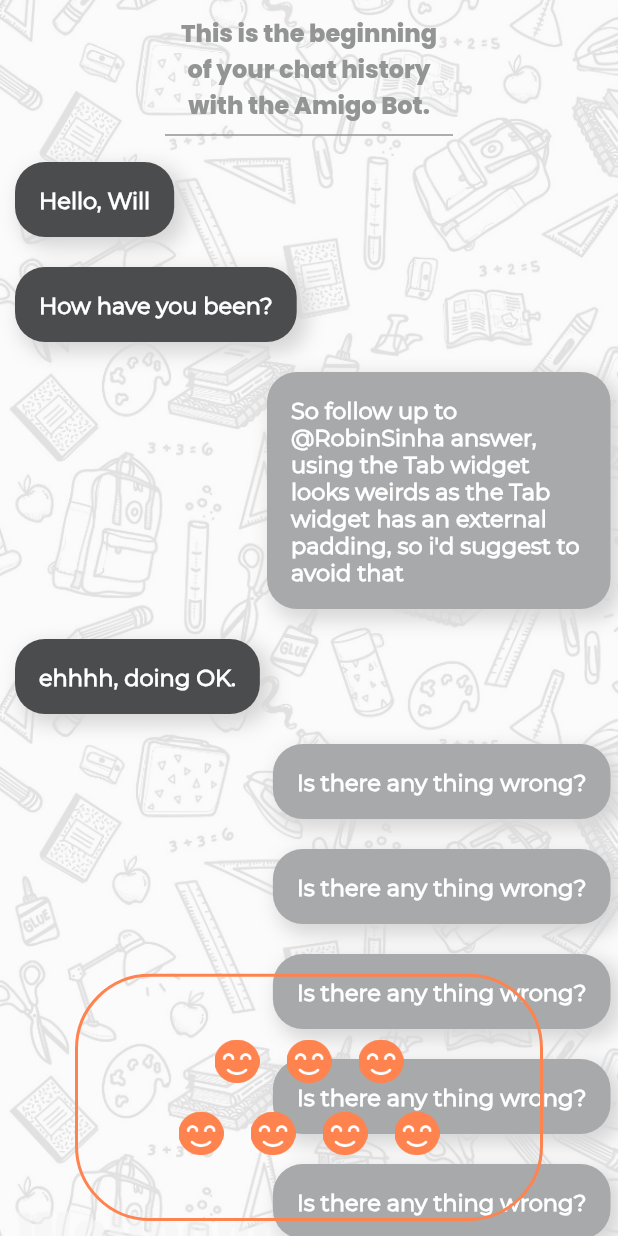
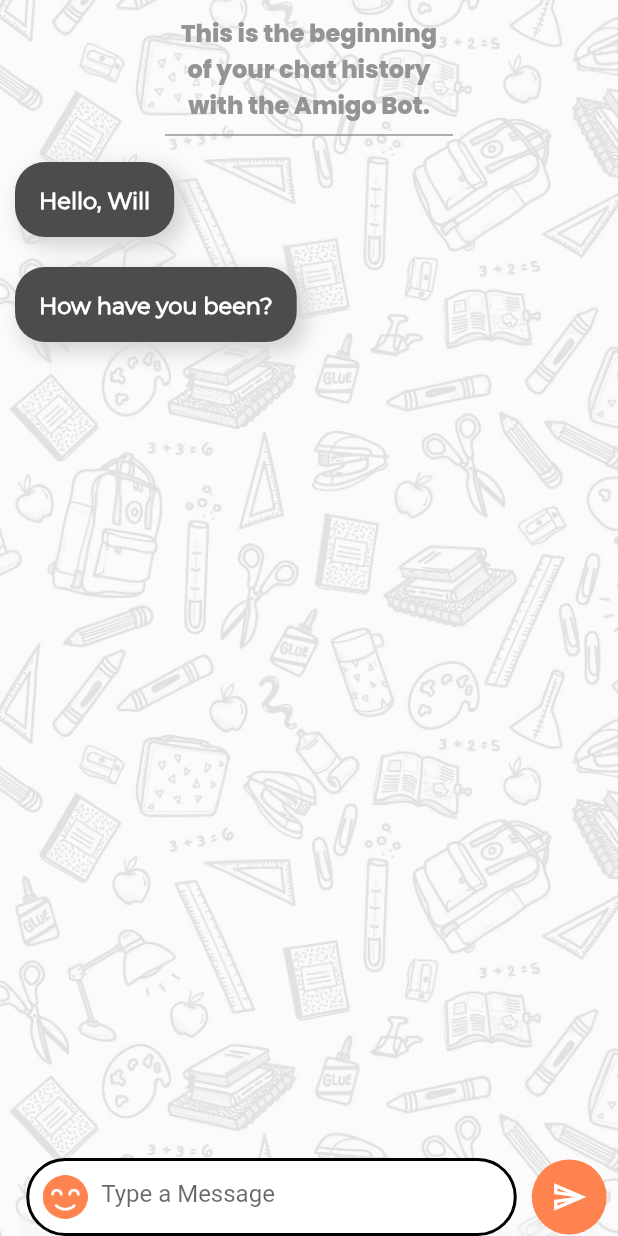
Before and after one commit to Narayan1089/Health-Amigo, a Flutter app: the ChatScreen screen opened directly, on a phone screen of 412 x 824 dp. Run offline on Flutter 3.47's test engine with Material 2 defaults, Android fonts, the phone set to English and light mode, and no system bars; our stand-ins replace cloud_firestore, firebase_auth, firebase_core, readmore; missing offline and left inert: emoji_picker; accounts and stored records are empty.

Commit message:
static messages in chatbot

```diff
--- a/lib/app_screens/chat_screen.dart
+++ b/lib/app_screens/chat_screen.dart
@@ -20,6 +20,16 @@ class _ChatScreenState extends State<ChatScreen> {
   bool t = true;
 
   bool isShowSticker = false;
+
+  final myController = TextEditingController();
+
+  @override
+  void dispose() {
+    // Clean up the controller when the widget is disposed.
+    myController.dispose();
+    super.dispose();
+
+  }
 
   Widget buildSticker() {
     return EmojiPicker(
@@ -58,33 +68,10 @@ class _ChatScreenState extends State<ChatScreen> {
     });
   }
 
-  List<ChatMessage> messages = [
+  List<ChatMessage> messages =  [
     ChatMessage(messageContent: "Hello, Will", messageType: "receiver"),
     ChatMessage(messageContent: "How have you been?", messageType: "receiver"),
-    ChatMessage(
-        messageContent:
-            "So follow up to @RobinSinha answer, using the Tab widget looks weirds as the Tab widget has an external padding, so i'd suggest to avoid that",
-        messageType: "sender"),
-    ChatMessage(messageContent: "ehhhh, doing OK.", messageType: "receiver"),
-    ChatMessage(
-        messageContent: "Is there any thing wrong?", messageType: "sender"),
-    ChatMessage(
-        messageContent: "Is there any thing wrong?", messageType: "sender"),
-    ChatMessage(
-        messageContent: "Is there any thing wrong?", messageType: "sender"),
-    ChatMessage(
-        messageContent: "Is there any thing wrong?", messageType: "sender"),
-    ChatMessage(
-        messageContent: "Is there any thing wrong?", messageType: "sender"),
-    ChatMessage(
-        messageContent: "Is there any thing wrong?", messageType: "sender"),
-    ChatMessage(
-        messageContent: "Is there any thing wrong?", messageType: "sender"),
-    ChatMessage(
-        messageContent: "Is there any thing wrong?", messageType: "sender"),
-    ChatMessage(
-        messageContent: "How are you feeling - right now?",
-        messageType: "receiver"),
+
   ];
 
   @override
@@ -330,6 +317,7 @@ class _ChatScreenState extends State<ChatScreen> {
                                   ),
                                   width: MediaQuery.of(context).size.width - 15,
                                   child: TextField(
+                                    controller: myController,
                                     focusNode: focus,
                                     textAlignVertical: TextAlignVertical.center,
                                     keyboardType: TextInputType.multiline,
@@ -379,7 +367,23 @@ class _ChatScreenState extends State<ChatScreen> {
                                 backgroundColor: Color(0xffFF834F),
                                 radius: 25,
                                 child: IconButton(
-                                  onPressed: () {},
+                                  onPressed: () {
+                                    print(myController.text);
+
+                                    messages.add(
+                                        ChatMessage(
+
+                                            messageContent: "${myController.text}",
+                                            messageType: "sender")
+                                      );
+                                    myController.clear();
+                                    FocusScope.of(context).unfocus();
+                                    setState(() {
+                                      print(myController.text);
+
+
+                                    });
+                                  },
                                   icon: Icon(
                                     Icons.send_outlined,
                                     color: Colors.white,
```
